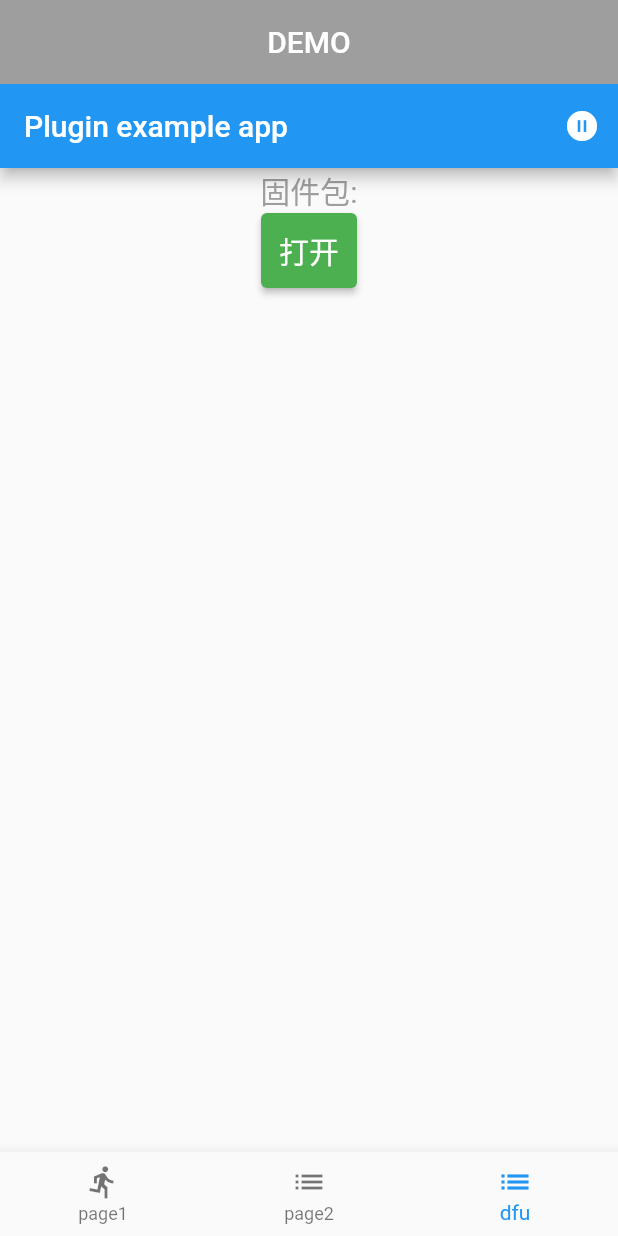
After one commit to shiyu-sz/flutter_demo, a Flutter app: the screen it shows after launch, item 3 of the bottom bar chosen, after a tap on the "play arrow" icon, on a phone screen of 412 x 824 dp. The commit adds this screen. Run offline on Flutter 3.47's test engine with Material 2 defaults, Android fonts, the phone set to English and light mode, and no system bars; our stand-ins replace file_picker, flutter_blue, permission_handler; missing offline and left inert: nordic_dfu.

Commit message:
跑通nrf dfu的例子

```diff
--- a/lib/home.dart
+++ b/lib/home.dart
@@ -1,6 +1,7 @@
 import 'package:flutter/material.dart';
 import 'package:flutter_demo/page/page1.dart';
 import 'package:flutter_demo/page/page2.dart';
+import 'package:flutter_demo/page/dfu.dart';
 
 class HomeWidget extends StatefulWidget {
   final BuildContext parentCtx;
@@ -30,11 +31,14 @@ class _HomeState extends State<HomeWidget>{
         label: "page1", icon: Icon(Icons.directions_run)),
     BottomNavigationBarItem(
         label: "page2", icon: Icon(Icons.list)),
+    BottomNavigationBarItem(
+        label: "dfu", icon: Icon(Icons.list)),
   ];
 
   List<Widget> _children() => [
     Page1(),
     Page2(),
+    Dfu(),
   ];
 
   changePage(int index){
--- /dev/null
+++ b/lib/page/dfu.dart
@@ -0,0 +1,254 @@
+import 'dart:async';
+import 'dart:io';
+
+import 'package:collection/collection.dart' show IterableExtension;
+import 'package:flutter/material.dart';
+import 'package:flutter_blue/flutter_blue.dart';
+import 'package:nordic_dfu/nordic_dfu.dart';
+import 'package:permission_handler/permission_handler.dart';
+import 'package:file_picker/file_picker.dart';
+
+class Dfu extends StatefulWidget {
+
+  @override
+  _DfuState createState() => _DfuState();
+}
+
+class _DfuState extends State<Dfu> {
+  final FlutterBlue flutterBlue = FlutterBlue.instance;
+  StreamSubscription<ScanResult>? scanSubscription;
+  List<ScanResult> scanResults = <ScanResult>[];
+  bool dfuRunning = false;
+  int? dfuRunningInx;
+  String pathString = "";
+
+  Future<void> doDfu(String deviceId, String file) async {
+    stopScan();
+    dfuRunning = true;
+    try {
+      final s = await NordicDfu().startDfu(
+        deviceId,
+        file,
+        // onErrorHandle: (string) {
+        //   debugPrint('deviceAddress: $string');
+        // },
+        onProgressChanged: (
+            deviceAddress,
+            percent,
+            speed,
+            avgSpeed,
+            currentPart,
+            partsTotal,
+            ) {
+          debugPrint('deviceAddress: $deviceAddress, percent: $percent');
+        },
+      );
+      debugPrint(s);
+      dfuRunning = false;
+    } catch (e) {
+      dfuRunning = false;
+      debugPrint(e.toString());
+    }
+  }
+
+  Future<void> startScan() async {
+    // You can request multiple permissions at once.
+
+    if (!Platform.isMacOS) {
+      await [
+        Permission.bluetoothAdvertise,
+        Permission.bluetoothConnect,
+        Permission.bluetoothScan,
+        Permission.bluetooth,
+      ].request();
+    }
+
+    scanSubscription?.cancel();
+    setState(() {
+      scanResults.clear();
+      scanSubscription = flutterBlue.scan().listen(
+            (scanResult) {
+          if (scanResults.firstWhereOrNull(
+                (ele) => ele.device.id == scanResult.device.id,
+          ) !=
+              null) {
+            return;
+          }
+          setState(() {
+            /// add result to results if not added
+            scanResults.add(scanResult);
+          });
+        },
+      );
+    });
+  }
+
+  void stopScan() {
+    flutterBlue.stopScan();
+    scanSubscription?.cancel();
+    scanSubscription = null;
+    setState(() => scanSubscription = null);
+  }
+
+  @override
+  Widget build(BuildContext context) {
+    final isScanning = scanSubscription != null;
+
+    return Scaffold(
+      appBar: AppBar(
+        title: const Text('Plugin example app'),
+        actions: <Widget>[
+          if (isScanning)
+            IconButton(
+              icon: const Icon(Icons.pause_circle_filled),
+              onPressed: dfuRunning ? null : stopScan,
+            )
+          else
+            IconButton(
+              icon: const Icon(Icons.play_arrow),
+              onPressed: dfuRunning ? null : startScan,
+            )
+        ],
+      ),
+      body: buildForm(context),
+    );
+  }
+
+  Widget buildForm(BuildContext context) {
+    return Scrollbar(
+        child:Column(
+          children: <Widget>[
+            Text("固件包:" + pathString, style: TextStyle(color: Colors.grey, fontSize: 20),),
+            ElevatedButton(
+              style: TextButton.styleFrom(
+                // primary: Theme.of(context).primaryColor,
+                // primary: Colors.redAccent,
+                  backgroundColor: Colors.green,
+                  padding: EdgeInsets.all(10.0)),
+              child: Text("打开",
+                  style: TextStyle(color: Colors.white, fontSize: 20)),
+              onPressed: () async {
+                FilePickerResult? result = await FilePicker.platform.pickFiles(
+                  type: FileType.custom,
+                  allowedExtensions: ['zip'],    //筛选文件类型
+                );
+                //这就用完了，下面就赋值了
+                if (result != null) {
+                  PlatformFile file = result.files.first;
+                  pathString = file.path!;                  //取数据，有name，path，size等等，这就取个文件地址
+                  setState(() {                     //刷新界面显示数据,否则下面的text不更新
+
+                  });
+                } else {
+                  // User canceled the picker
+                }
+              },
+            ),
+            Expanded(
+              child:ListView.separated(
+                padding: const EdgeInsets.all(8),
+                itemBuilder: _deviceItemBuilder,
+                separatorBuilder: (context, index) => const SizedBox(height: 5),
+                itemCount: scanResults.length,
+              ),
+            ),
+          ]
+        ),
+    );
+  }
+
+    Widget _deviceItemBuilder(BuildContext context, int index) {
+    final result = scanResults[index];
+    return DeviceItem(
+      isRunningItem: dfuRunningInx == index,
+      scanResult: result,
+      onPress: dfuRunning
+          ? () async {
+        await NordicDfu().abortDfu();
+        setState(() {
+          dfuRunningInx = null;
+        });
+      }
+          : () async {
+        setState(() {
+          dfuRunningInx = index;
+        });
+        await doDfu(result.device.id.id, pathString);
+        setState(() {
+          dfuRunningInx = null;
+        });
+      },
+    );
+  }
+}
+
+// class ProgressListenerListener extends DfuProgressListenerAdapter {
+//   @override
+//   void onProgressChanged(
+//     String? deviceAddress,
+//     int? percent,
+//     double? speed,
+//     double? avgSpeed,
+//     int? currentPart,
+//     int? partsTotal,
+//   ) {
+//     super.onProgressChanged(
+//       deviceAddress,
+//       percent,
+//       speed,
+//       avgSpeed,
+//       currentPart,
+//       partsTotal,
+//     );
+//     debugPrint('deviceAddress: $deviceAddress, percent: $percent');
+//   }
+// }
+
+class DeviceItem extends StatelessWidget {
+  final ScanResult scanResult;
+
+  final VoidCallback? onPress;
+
+  final bool? isRunningItem;
+
+  const DeviceItem({
+    required this.scanResult,
+    this.onPress,
+    this.isRunningItem,
+    Key? key,
+  }) : super(key: key);
+
+  @override
+  Widget build(BuildContext context) {
+    var name = 'Unknown';
+    if (scanResult.device.name.isNotEmpty) {
+      name = scanResult.device.name;
+    }
+    return Card(
+      child: Padding(
+        padding: const EdgeInsets.all(8.0),
+        child: Row(
+          children: <Widget>[
+            const Icon(Icons.bluetooth),
+            Expanded(
+              child: Column(
+                crossAxisAlignment: CrossAxisAlignment.start,
+                children: <Widget>[
+                  Text(name),
+                  Text(scanResult.device.id.id),
+                  Text('RSSI: ${scanResult.rssi}'),
+                ],
+              ),
+            ),
+            TextButton(
+              onPressed: onPress,
+              child: isRunningItem!
+                  ? const Text('Abort Dfu')
+                  : const Text('Start Dfu'),
+            )
+          ],
+        ),
+      ),
+    );
+  }
+}
--- a/pubspec.yaml
+++ b/pubspec.yaml
@@ -36,6 +36,10 @@ dependencies:
   # The following adds the Cupertino Icons font to your application.
   # Use with the CupertinoIcons class for iOS style icons.
   cupertino_icons: ^1.0.2
+  nordic_dfu: ^6.0.1
+  flutter_blue: ^0.8.0
+  permission_handler: ^10.3.0
+  file_picker: ^5.3.0
 
 dev_dependencies:
   flutter_test:
```
Also changed, not shown: pubspec.lock, 1 other file.
